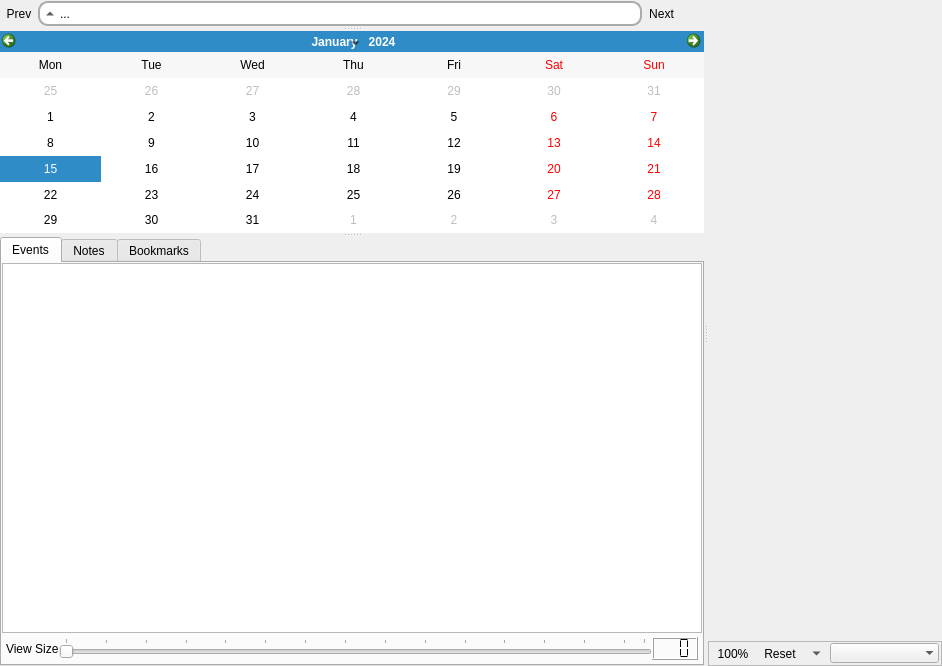
First picture: the form in sleepyhead/daily.ui, repository sbonaime/sleepyhead-code., before the edit.
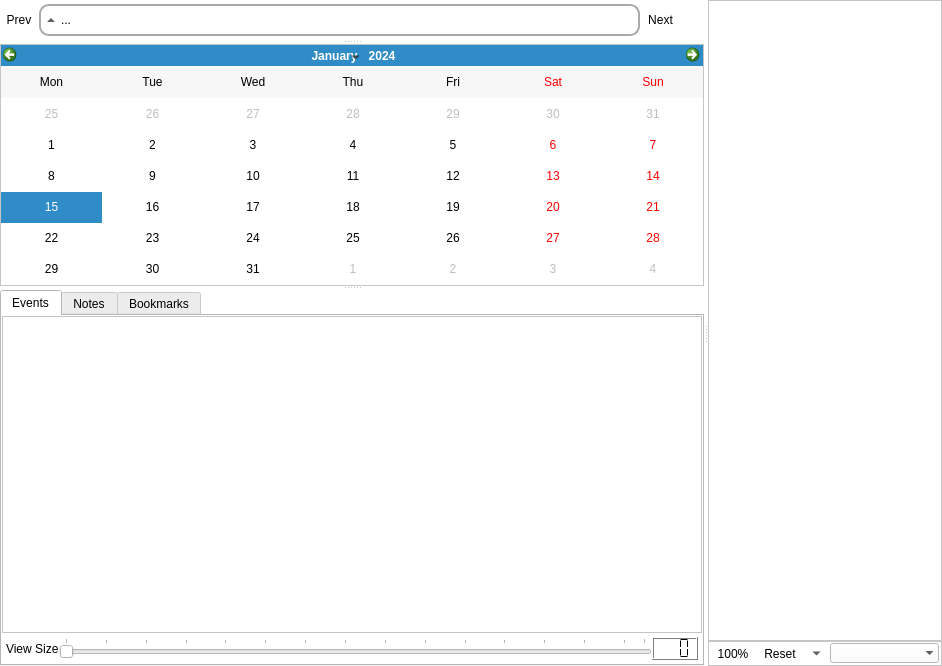
Second picture: the form after the edit. The open tabs and pages were chosen to show the change. Icons and pictures are not drawn.

Diff of the .ui file:
```diff
--- a/sleepyhead/daily.ui
+++ b/sleepyhead/daily.ui
@@ -16,10 +16,425 @@
     <verstretch>0</verstretch>
    </sizepolicy>
   </property>
+  <property name="palette">
+   <palette>
+    <active>
+     <colorrole role="WindowText">
+      <brush brushstyle="SolidPattern">
+       <color alpha="255">
+        <red>0</red>
+        <green>0</green>
+        <blue>0</blue>
+       </color>
+      </brush>
+     </colorrole>
+     <colorrole role="Button">
+      <brush brushstyle="SolidPattern">
+       <color alpha="255">
+        <red>255</red>
+        <green>255</green>
+        <blue>255</blue>
+       </color>
+      </brush>
+     </colorrole>
+     <colorrole role="Light">
+      <brush brushstyle="SolidPattern">
+       <color alpha="255">
+        <red>255</red>
+        <green>255</green>
+        <blue>255</blue>
+       </color>
+      </brush>
+     </colorrole>
+     <colorrole role="Midlight">
+      <brush brushstyle="SolidPattern">
+       <color alpha="255">
+        <red>255</red>
+        <green>255</green>
+        <blue>255</blue>
+       </color>
+      </brush>
+     </colorrole>
+     <colorrole role="Dark">
+      <brush brushstyle="SolidPattern">
+       <color alpha="255">
+        <red>127</red>
+        <green>127</green>
+        <blue>127</blue>
+       </color>
+      </brush>
+     </colorrole>
+     <colorrole role="Mid">
+      <brush brushstyle="SolidPattern">
+       <color alpha="255">
+        <red>170</red>
+        <green>170</green>
+        <blue>170</blue>
+       </color>
+      </brush>
+     </colorrole>
+     <colorrole role="Text">
+      <brush brushstyle="SolidPattern">
+       <color alpha="255">
+        <red>0</red>
+        <green>0</green>
+        <blue>0</blue>
+       </color>
+      </brush>
+     </colorrole>
+     <colorrole role="BrightText">
+      <brush brushstyle="SolidPattern">
+       <color alpha="255">
+        <red>255</red>
+        <green>255</green>
+        <blue>255</blue>
+       </color>
+      </brush>
+     </colorrole>
+     <colorrole role="ButtonText">
+      <brush brushstyle="SolidPattern">
+       <color alpha="255">
+        <red>0</red>
+        <green>0</green>
+        <blue>0</blue>
+       </color>
+      </brush>
+     </colorrole>
+     <colorrole role="Base">
+      <brush brushstyle="SolidPattern">
+       <color alpha="255">
+        <red>255</red>
+        <green>255</green>
+        <blue>255</blue>
+       </color>
+      </brush>
+     </colorrole>
+     <colorrole role="Window">
+      <brush brushstyle="SolidPattern">
+       <color alpha="255">
+        <red>255</red>
+        <green>255</green>
+        <blue>255</blue>
+       </color>
+      </brush>
+     </colorrole>
+     <colorrole role="Shadow">
+      <brush brushstyle="SolidPattern">
+       <color alpha="255">
+        <red>0</red>
+        <green>0</green>
+        <blue>0</blue>
+       </color>
+      </brush>
+     </colorrole>
+     <colorrole role="AlternateBase">
+      <brush brushstyle="SolidPattern">
+       <color alpha="255">
+        <red>255</red>
+        <green>255</green>
+        <blue>255</blue>
+       </color>
+      </brush>
+     </colorrole>
+     <colorrole role="ToolTipBase">
+      <brush brushstyle="SolidPattern">
+       <color alpha="255">
+        <red>255</red>
+        <green>255</green>
+        <blue>220</blue>
+       </color>
+      </brush>
+     </colorrole>
+     <colorrole role="ToolTipText">
+      <brush brushstyle="SolidPattern">
+       <color alpha="255">
+        <red>0</red>
+        <green>0</green>
+        <blue>0</blue>
+       </color>
+      </brush>
+     </colorrole>
+    </active>
+    <inactive>
+     <colorrole role="WindowText">
+      <brush brushstyle="SolidPattern">
+       <color alpha="255">
+        <red>0</red>
+        <green>0</green>
+        <blue>0</blue>
+       </color>
+      </brush>
+     </colorrole>
+     <colorrole role="Button">
+      <brush brushstyle="SolidPattern">
+       <color alpha="255">
+        <red>255</red>
+        <green>255</green>
+        <blue>255</blue>
+       </color>
+      </brush>
+     </colorrole>
+     <colorrole role="Light">
+      <brush brushstyle="SolidPattern">
+       <color alpha="255">
+        <red>255</red>
+        <green>255</green>
+        <blue>255</blue>
+       </color>
+      </brush>
+     </colorrole>
+     <colorrole role="Midlight">
+      <brush brushstyle="SolidPattern">
+       <color alpha="255">
+        <red>255</red>
+        <green>255</green>
+        <blue>255</blue>
+       </color>
+      </brush>
+     </colorrole>
+     <colorrole role="Dark">
+      <brush brushstyle="SolidPattern">
+       <color alpha="255">
+        <red>127</red>
+        <green>127</green>
+        <blue>127</blue>
+       </color>
+      </brush>
+     </colorrole>
+     <colorrole role="Mid">
+      <brush brushstyle="SolidPattern">
+       <color alpha="255">
+        <red>170</red>
+        <green>170</green>
+        <blue>170</blue>
+       </color>
+      </brush>
+     </colorrole>
+     <colorrole role="Text">
+      <brush brushstyle="SolidPattern">
+       <color alpha="255">
+        <red>0</red>
+        <green>0</green>
+        <blue>0</blue>
+       </color>
+      </brush>
+     </colorrole>
+     <colorrole role="BrightText">
+      <brush brushstyle="SolidPattern">
+       <color alpha="255">
+        <red>255</red>
+        <green>255</green>
+        <blue>255</blue>
+       </color>
+      </brush>
+     </colorrole>
+     <colorrole role="ButtonText">
+      <brush brushstyle="SolidPattern">
+       <color alpha="255">
+        <red>0</red>
+        <green>0</green>
+        <blue>0</blue>
+       </color>
+      </brush>
+     </colorrole>
+     <colorrole role="Base">
+      <brush brushstyle="SolidPattern">
+       <color alpha="255">
+        <red>255</red>
+        <green>255</green>
+        <blue>255</blue>
+       </color>
+      </brush>
+     </colorrole>
+     <colorrole role="Window">
+      <brush brushstyle="SolidPattern">
+       <color alpha="255">
+        <red>255</red>
+        <green>255</green>
+        <blue>255</blue>
+       </color>
+      </brush>
+     </colorrole>
+     <colorrole role="Shadow">
+      <brush brushstyle="SolidPattern">
+       <color alpha="255">
+        <red>0</red>
+        <green>0</green>
+        <blue>0</blue>
+       </color>
+      </brush>
+     </colorrole>
+     <colorrole role="AlternateBase">
+      <brush brushstyle="SolidPattern">
+       <color alpha="255">
+        <red>255</red>
+        <green>255</green>
+        <blue>255</blue>
+       </color>
+      </brush>
+     </colorrole>
+     <colorrole role="ToolTipBase">
+      <brush brushstyle="SolidPattern">
+       <color alpha="255">
+        <red>255</red>
+        <green>255</green>
+        <blue>220</blue>
+       </color>
+      </brush>
+     </colorrole>
+     <colorrole role="ToolTipText">
+      <brush brushstyle="SolidPattern">
+       <color alpha="255">
+        <red>0</red>
+        <green>0</green>
+        <blue>0</blue>
+       </color>
+      </brush>
+     </colorrole>
+    </inactive>
+    <disabled>
+     <colorrole role="WindowText">
+      <brush brushstyle="SolidPattern">
+       <color alpha="255">
+        <red>127</red>
+        <green>127</green>
+        <blue>127</blue>
+       </color>
+      </brush>
+     </colorrole>
+     <colorrole role="Button">
+      <brush brushstyle="SolidPattern">
+       <color alpha="255">
+        <red>255</red>
+        <green>255</green>
+        <blue>255</blue>
+       </color>
+      </brush>
+     </colorrole>
+     <colorrole role="Light">
+      <brush brushstyle="SolidPattern">
+       <color alpha="255">
+        <red>255</red>
+        <green>255</green>
+        <blue>255</blue>
+       </color>
+      </brush>
+     </colorrole>
+     <colorrole role="Midlight">
+      <brush brushstyle="SolidPattern">
+       <color alpha="255">
+        <red>255</red>
+        <green>255</green>
+        <blue>255</blue>
+       </color>
+      </brush>
+     </colorrole>
+     <colorrole role="Dark">
+      <brush brushstyle="SolidPattern">
+       <color alpha="255">
+        <red>127</red>
+        <green>127</green>
+        <blue>127</blue>
+       </color>
+      </brush>
+     </colorrole>
+     <colorrole role="Mid">
+      <brush brushstyle="SolidPattern">
+       <color alpha="255">
+        <red>170</red>
+        <green>170</green>
+        <blue>170</blue>
+       </color>
+      </brush>
+     </colorrole>
+     <colorrole role="Text">
+      <brush brushstyle="SolidPattern">
+       <color alpha="255">
+        <red>127</red>
+        <green>127</green>
+        <blue>127</blue>
+       </color>
+      </brush>
+     </colorrole>
+     <colorrole role="BrightText">
+      <brush brushstyle="SolidPattern">
+       <color alpha="255">
+        <red>255</red>
+        <green>255</green>
+        <blue>255</blue>
+       </color>
+      </brush>
+     </colorrole>
+     <colorrole role="ButtonText">
+      <brush brushstyle="SolidPattern">
+       <color alpha="255">
+        <red>127</red>
+        <green>127</green>
+        <blue>127</blue>
+       </color>
+      </brush>
+     </colorrole>
+     <colorrole role="Base">
+      <brush brushstyle="SolidPattern">
+       <color alpha="255">
+        <red>255</red>
+        <green>255</green>
+        <blue>255</blue>
+       </color>
+      </brush>
+     </colorrole>
+     <colorrole role="Window">
+      <brush brushstyle="SolidPattern">
+       <color alpha="255">
+        <red>255</red>
+        <green>255</green>
+        <blue>255</blue>
+       </color>
+      </brush>
+     </colorrole>
+     <colorrole role="Shadow">
+      <brush brushstyle="SolidPattern">
+       <color alpha="255">
+        <red>0</red>
+        <green>0</green>
+        <blue>0</blue>
+       </color>
+      </brush>
+     </colorrole>
+     <colorrole role="AlternateBase">
+      <brush brushstyle="SolidPattern">
+       <color alpha="255">
+        <red>255</red>
+        <green>255</green>
+        <blue>255</blue>
+       </color>
+      </brush>
+     </colorrole>
+     <colorrole role="ToolTipBase">
+      <brush brushstyle="SolidPattern">
+       <color alpha="255">
+        <red>255</red>
+        <green>255</green>
+        <blue>220</blue>
+       </color>
+      </brush>
+     </colorrole>
+     <colorrole role="ToolTipText">
+      <brush brushstyle="SolidPattern">
+       <color alpha="255">
+        <red>0</red>
+        <green>0</green>
+        <blue>0</blue>
+       </color>
+      </brush>
+     </colorrole>
+    </disabled>
+   </palette>
+  </property>
   <property name="windowTitle">
    <string>Form</string>
   </property>
-  <layout class="QVBoxLayout" name="verticalLayout_5">
+  <layout class="QVBoxLayout" name="verticalLayout_6">
    <property name="spacing">
     <number>0</number>
    </property>
@@ -51,27 +466,21 @@
          <verstretch>0</verstretch>
         </sizepolicy>
        </property>
-       <property name="maximumSize">
-        <size>
-         <width>16777215</width>
-         <height>27</height>
-        </size>
-       </property>
-       <layout class="QHBoxLayout" name="horizontalLayout_6">
+       <layout class="QHBoxLayout" name="horizontalLayout_6" stretch="0,0,0,0">
         <property name="spacing">
-         <number>0</number>
+         <number>1</number>
         </property>
         <property name="leftMargin">
          <number>0</number>
         </property>
         <property name="topMargin">
-         <number>0</number>
+         <number>4</number>
         </property>
         <property name="rightMargin">
          <number>0</number>
         </property>
         <property name="bottomMargin">
-         <number>0</number>
+         <number>4</number>
         </property>
         <item>
          <widget class="QToolButton" name="prevDayButton">
@@ -138,18 +547,6 @@
             <verstretch>0</verstretch>
            </sizepolicy>
           </property>
-          <property name="minimumSize">
-           <size>
-            <width>0</width>
-            <height>25</height>
-           </size>
-          </property>
-          <property name="maximumSize">
-           <size>
-            <width>16777215</width>
-            <height>25</height>
-           </size>
-          </property>
           <property name="toolTip">
            <string>Show or hide the calender</string>
           </property>
@@ -306,27 +703,57 @@
         </item>
        </layout>
       </widget>
-      <widget class="QCalendarWidget" name="calendar">
+      <widget class="QFrame" name="calendarFrame">
        <property name="sizePolicy">
-        <sizepolicy hsizetype="Expanding" vsizetype="Preferred">
+        <sizepolicy hsizetype="Expanding" vsizetype="Minimum">
          <horstretch>0</horstretch>
          <verstretch>0</verstretch>
         </sizepolicy>
        </property>
-       <property name="minimumSize">
-        <size>
-         <width>0</width>
-         <height>200</height>
-        </size>
+       <property name="frameShape">
+        <enum>QFrame::StyledPanel</enum>
        </property>
-       <property name="baseSize">
-        <size>
-         <width>0</width>
-         <height>0</height>
-        </size>
+       <property name="frameShadow">
+        <enum>QFrame::Raised</enum>
        </property>
-       <property name="styleSheet">
-        <string notr="true">#qt_calendar_nextmonth {
+       <layout class="QVBoxLayout" name="verticalLayout_5">
+        <property name="spacing">
+         <number>0</number>
+        </property>
+        <property name="leftMargin">
+         <number>0</number>
+        </property>
+        <property name="topMargin">
+         <number>0</number>
+        </property>
+        <property name="rightMargin">
+         <number>0</number>
+        </property>
+        <property name="bottomMargin">
+         <number>0</number>
+        </property>
+        <item>
+         <widget class="QCalendarWidget" name="calendar">
+          <property name="sizePolicy">
+           <sizepolicy hsizetype="Expanding" vsizetype="Preferred">
+            <horstretch>0</horstretch>
+            <verstretch>0</verstretch>
+           </sizepolicy>
+          </property>
+          <property name="minimumSize">
+           <size>
+            <width>0</width>
+            <height>200</height>
+           </size>
+          </property>
+          <property name="baseSize">
+           <size>
+            <width>0</width>
+            <height>0</height>
+           </size>
+          </property>
+          <property name="styleSheet">
+           <string notr="true">#qt_calendar_nextmonth {
  background: transparent;
  border-radius: 8px;
 }
@@ -385,22 +812,25 @@
 }
 
 </string>
-       </property>
-       <property name="firstDayOfWeek">
-        <enum>Qt::Monday</enum>
-       </property>
-       <property name="gridVisible">
-        <bool>false</bool>
-       </property>
-       <property name="horizontalHeaderFormat">
-        <enum>QCalendarWidget::ShortDayNames</enum>
-       </property>
-       <property name="verticalHeaderFormat">
-        <enum>QCalendarWidget::NoVerticalHeader</enum>
-       </property>
-       <property name="navigationBarVisible">
-        <bool>true</bool>
-       </property>
+          </property>
+          <property name="firstDayOfWeek">
+           <enum>Qt::Monday</enum>
+          </property>
+          <property name="gridVisible">
+           <bool>false</bool>
+          </property>
+          <property name="horizontalHeaderFormat">
+           <enum>QCalendarWidget::ShortDayNames</enum>
+          </property>
+          <property name="verticalHeaderFormat">
+           <enum>QCalendarWidget::NoVerticalHeader</enum>
+          </property>
+          <property name="navigationBarVisible">
+           <bool>true</bool>
+          </property>
+         </widget>
+        </item>
+       </layout>
       </widget>
       <widget class="QTabWidget" name="tabWidget">
        <property name="minimumSize">
@@ -965,6 +1395,33 @@
            <verstretch>0</verstretch>
           </sizepolicy>
          </property>
+         <layout class="QHBoxLayout" name="horizontalLayout_2">
+          <property name="spacing">
+           <number>0</number>
+          </property>
+          <property name="leftMargin">
+           <number>0</number>
+          </property>
+          <property name="topMargin">
+           <number>0</number>
+          </property>
+          <property name="rightMargin">
+           <number>0</number>
+          </property>
+          <property name="bottomMargin">
+           <number>0</number>
+          </property>
+          <item>
+           <widget class="QFrame" name="graphFrame">
+            <property name="frameShape">
+             <enum>QFrame::StyledPanel</enum>
+            </property>
+            <property name="frameShadow">
+             <enum>QFrame::Raised</enum>
+            </property>
+           </widget>
+          </item>
+         </layout>
         </widget>
        </item>
        <item>
```
Left out of the diff: 3 changed lines with no effect on the pictures.
